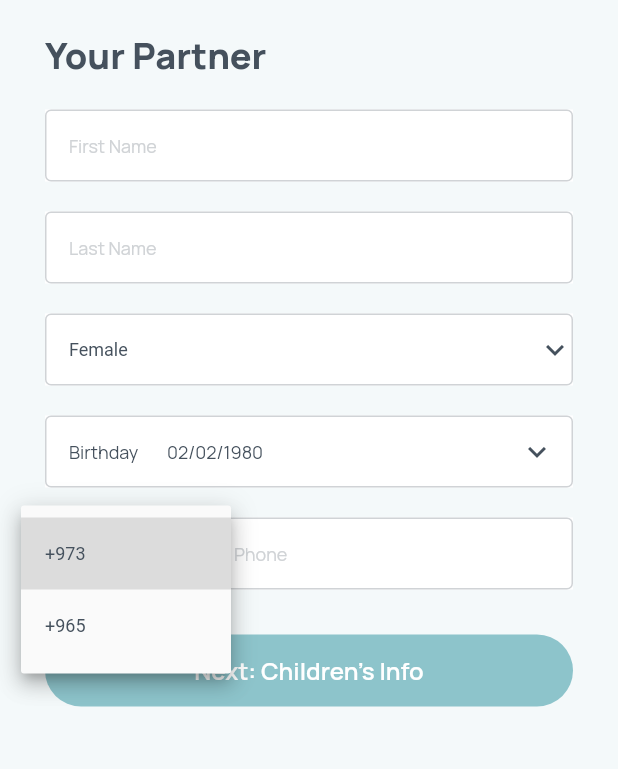
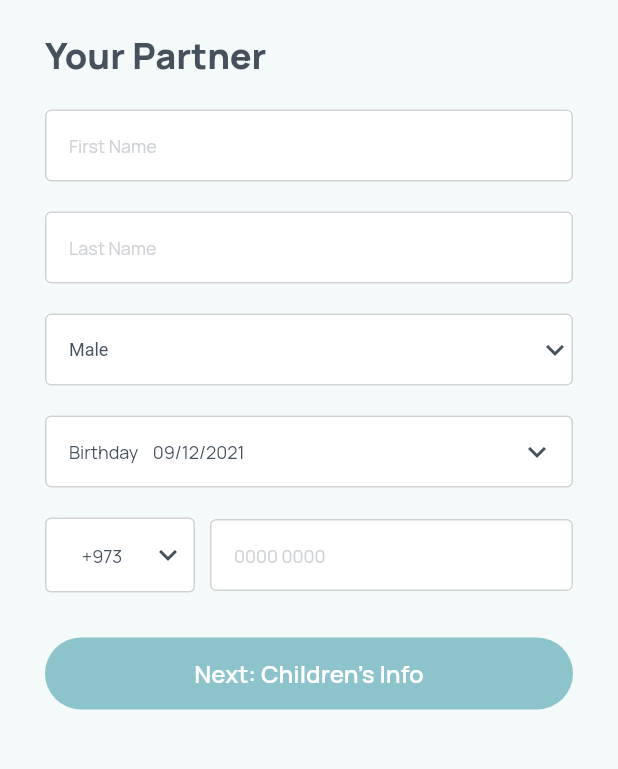
Before and after one commit to VII-Tech-Solutions/LittleMiraclesApp, a Flutter app: the PartnerPage screen opened directly, after a tap on "+973", on a phone screen of 412 x 824 dp, the part 120-889 px from its top. Run offline on Flutter 3.47's test engine with Material 2 defaults, Android fonts, the phone set to English and light mode, and no system bars; drawn by our look-alikes of country_code_picker; our stand-ins replace cached_network_image, flutter_html, flutter_svg, google_fonts, google_sign_in, shared_preferences and 1 more; accounts and stored records are empty; network calls fail; statements that could not run were skipped.

Commit message:
user and partner page done

```diff
--- a/lib/pages/login/partnerPage.dart
+++ b/lib/pages/login/partnerPage.dart
@@ -1,14 +1,18 @@
 //PACKAGES
 import 'package:flutter/material.dart';
+import 'package:provider/provider.dart';
+import 'package:country_code_picker/country_code_picker.dart';
 //GLOBAL
 import '../../global/colors.dart';
+import '../../global/globalHelpers.dart';
 //MODELS
 //PROVIDERS
+import '../../providers/auth.dart';
 //WIDGETS
 import '../../widgets/texts/titleText.dart';
-import '../../widgets/buttons/filledButtonWidget.dart';
 import '../../widgets/form/formTextField.dart';
 import '../../widgets/appbars/appBarWithLogo.dart';
+import '../../widgets/buttons/filledButtonWidget.dart';
 //PAGES
 import '../../pages/login/childrenPage.dart';
 
@@ -21,21 +25,57 @@ class PartnerPage extends StatefulWidget {
 
 class _PartnerPageState extends State<PartnerPage> {
   final _formKey = GlobalKey<FormState>();
-  String selectedValue = 'Female';
-  String codeSelectedValue = '+973';
+  String _genderValue = '1';
+  String _countryCodeValue = '+973';
 
-  final firstNameController = TextEditingController();
-  final lastNameController = TextEditingController();
-  final birthdayController = TextEditingController();
-  final phoneController = TextEditingController();
-  final detailsController = TextEditingController();
+  late final _firstNameController;
+  late final _lastNameController;
+  late final _birthdayController;
+  late final _phoneController;
+
+  DateTime selectedDate = DateTime.now();
+
+  Future<void> _selectDate(BuildContext context) async {
+    final DateTime? picked = await showDatePicker(
+        context: context,
+        initialDate: selectedDate,
+        firstDate: DateTime(1960, 8),
+        lastDate: DateTime(2101));
+    if (picked != null && picked != selectedDate)
+      // setState(() {
+      selectedDate = picked;
+    _birthdayController.text =
+        'Birthday\t\t\t\t${DateFormatClass().getDate('${picked}')}';
+    print(picked);
+    // });
+  }
+
+  @override
+  void initState() {
+    _firstNameController = TextEditingController();
+    _lastNameController = TextEditingController();
+    _birthdayController = TextEditingController();
+    _phoneController = TextEditingController();
+    super.initState();
+  }
+
+  @override
+  void dispose() {
+    _firstNameController.dispose();
+    _lastNameController.dispose();
+    _birthdayController.dispose();
+    _phoneController.dispose();
+    super.dispose();
+  }
 
   @override
   Widget build(BuildContext context) {
     return Scaffold(
       backgroundColor: AppColors.blueF4F9FA,
       appBar: AppBarWithLogo(),
-      body: SingleChildScrollView(
+      body: GestureDetector(
+        onTap: () => FocusManager.instance.primaryFocus?.unfocus(),
+        child: SingleChildScrollView(
           child: Column(
             crossAxisAlignment: CrossAxisAlignment.start,
             children: [
@@ -50,11 +90,11 @@ class _PartnerPageState extends State<PartnerPage> {
                   children: [
                     FormTextFieldWidget(
                       title: 'First Name',
-                    controller: firstNameController,
+                      controller: _firstNameController,
                     ),
                     FormTextFieldWidget(
                       title: 'Last Name',
-                    controller: lastNameController,
+                      controller: _lastNameController,
                     ),
                     Container(
                       color: AppColors.whiteFFFFFF,
@@ -65,15 +105,14 @@ class _PartnerPageState extends State<PartnerPage> {
                           fontSize: 12,
                           fontWeight: FontWeight.w400,
                         ),
-                      value: selectedValue,
+                        value: _genderValue,
                         items: <DropdownMenuItem<String>>[
-                        DropdownMenuItem(
-                            child: Text('Female'), value: 'Female'),
-                        DropdownMenuItem(child: Text('Male'), value: 'Male'),
+                          DropdownMenuItem(child: Text('Male'), value: '1'),
+                          DropdownMenuItem(child: Text('Female'), value: '2'),
                         ],
                         onChanged: (value) {
                           setState(() {
-                          selectedValue = value.toString();
+                            _genderValue = value.toString();
                           });
                         },
                         icon: Icon(
@@ -94,8 +133,9 @@ class _PartnerPageState extends State<PartnerPage> {
                       ),
                     ),
                     FormTextFieldWidget(
-                    controller: birthdayController,
-                    title: 'Birthday		      02/02/1980',
+                      controller: _birthdayController,
+                      title:
+                          'Birthday\t\t\t\t${DateFormatClass().getDate('${selectedDate}')}',
                       hintStyle: TextStyle(
                         color: AppColors.black45515D,
                         fontSize: 12,
@@ -106,6 +146,7 @@ class _PartnerPageState extends State<PartnerPage> {
                         color: AppColors.black45515D,
                       ),
                       onTap: () {
+                        _selectDate(context);
                         FocusScope.of(context).requestFocus(
                           new FocusNode(),
                         );
@@ -116,52 +157,47 @@ class _PartnerPageState extends State<PartnerPage> {
                       children: [
                         Container(
                           width: 100,
-                        color: AppColors.whiteFFFFFF,
                           margin:
                               const EdgeInsets.fromLTRB(30.0, 10.0, 0.0, 10.0),
-                        child: DropdownButtonFormField(
-                          style: TextStyle(
+                          decoration: BoxDecoration(
+                              color: AppColors.whiteFFFFFF,
+                              borderRadius: BorderRadius.circular(4),
+                              border: Border.all(
+                                color: AppColors.greyD0D3D6,
+                                width: 1,
+                              )),
+                          child: Row(
+                            mainAxisAlignment: MainAxisAlignment.center,
+                            crossAxisAlignment: CrossAxisAlignment.center,
+                            children: [
+                              CountryCodePicker(
+                                padding: EdgeInsets.zero,
+                                favorite: ['+973'],
+                                onChanged: (val) =>
+                                    _countryCodeValue = val.dialCode!,
+                                showFlag: false,
+                                showFlagDialog: true,
+                                initialSelection: _countryCodeValue,
+                                textStyle: TextStyle(
                                   color: AppColors.black45515D,
                                   fontSize: 12,
                                   fontWeight: FontWeight.w400,
                                 ),
-                          value: codeSelectedValue,
-                          items: <DropdownMenuItem<String>>[
-                            DropdownMenuItem(
-                                child: Text('+973'), value: '+973'),
-                            DropdownMenuItem(
-                                child: Text('+965'), value: '+965'),
-                          ],
-                          onChanged: (value) {
-                            setState(() {
-                              selectedValue = value.toString();
-                            });
-                          },
-                          icon: Icon(
+                              ),
+                              Icon(
                                 Icons.expand_more,
                                 color: AppColors.black45515D,
                               ),
-                          hint: Text('+973'),
-                          decoration: InputDecoration(
-                            contentPadding: const EdgeInsets.fromLTRB(
-                                16.0, 11.0, 16.0, 11.0),
-                            enabledBorder: OutlineInputBorder(
-                              borderSide:
-                                  BorderSide(color: AppColors.greyD0D3D6),
-                            ),
-                            focusedBorder: OutlineInputBorder(
-                              borderSide:
-                                  BorderSide(color: AppColors.greyD0D3D6),
-                            ),
-                          ),
+                            ],
                           ),
                         ),
                         Expanded(
                           child: FormTextFieldWidget(
-                          controller: phoneController,
-                          title: 'Phone',
-                          customMargin:
-                              const EdgeInsets.fromLTRB(10.0, 10.0, 30.0, 10.0),
+                            controller: _phoneController,
+                            title: '0000 0000',
+                            customMargin: const EdgeInsets.fromLTRB(
+                                10.0, 10.0, 30.0, 10.0),
+                            inputType: TextInputType.phone,
                           ),
                         ),
                       ],
@@ -169,12 +205,31 @@ class _PartnerPageState extends State<PartnerPage> {
                     FilledButtonWidget(
                       margin: EdgeInsets.fromLTRB(30.0, 20.0, 30.0, 25.0),
                       onPress: () {
+                        final isFormValid = _formKey.currentState?.validate();
+
+                        if (isFormValid == true) {
+                          Map partnerData = {
+                            "partner": {
+                              "first_name": _firstNameController.text,
+                              "last_name": _lastNameController.text,
+                              "gender": _genderValue,
+                              "country_code": _countryCodeValue,
+                              "phone_number": _phoneController.text,
+                              "birth_date": selectedDate,
+                            },
+                          };
+
+                          context
+                              .read<Auth>()
+                              .amendRegistrationBody(partnerData);
+
                           Navigator.push(
                             context,
                             MaterialPageRoute(
                               builder: (context) => ChildrenPage(),
                             ),
                           );
+                        }
                       },
                       type: ButtonType.generalBlue,
                       title: 'Next: Children\'s Info',
@@ -185,6 +240,7 @@ class _PartnerPageState extends State<PartnerPage> {
             ],
           ),
         ),
+      ),
     );
   }
 }
--- a/lib/providers/auth.dart
+++ b/lib/providers/auth.dart
@@ -30,6 +30,7 @@ class Auth with ChangeNotifier {
   User? _user;
   bool? _isFirstOpen;
   String? _expiryDate;
+  Map _registrationBody = {};
 
   bool get isAuth {
     return _token != null;
@@ -45,6 +46,12 @@ class Auth with ChangeNotifier {
 
   bool get isFirstOpen {
     return _isFirstOpen ?? true;
+  }
+
+  Future<void> amendRegistrationBody(Map data) async {
+    _registrationBody.addAll(data);
+
+    print(_registrationBody);
   }
 
   Future<void> setToken(SsoData data) async {
--- a/lib/widgets/form/formTextField.dart
+++ b/lib/widgets/form/formTextField.dart
@@ -46,12 +46,13 @@ class FormTextFieldWidget extends StatelessWidget {
         textInputAction: TextInputAction.next,
         validator: (value) {
           if (value == null || value.isEmpty) {
-            return 'Please enter valid data';
+            return '';
           }
           return null;
         },
         decoration: InputDecoration(
           suffixIcon: suffixIcon,
+          errorStyle: TextStyle(height: 0),
           contentPadding: const EdgeInsets.fromLTRB(16.0, 11.0, 16.0, 11.0),
           enabledBorder: OutlineInputBorder(
             borderSide: BorderSide(color: AppColors.greyD0D3D6),
```
Also changed, not shown: lib/pages/login/completeProfilePage.dart (+55 -11 lines). Lines whose indentation alone changed are shown as unchanged.
